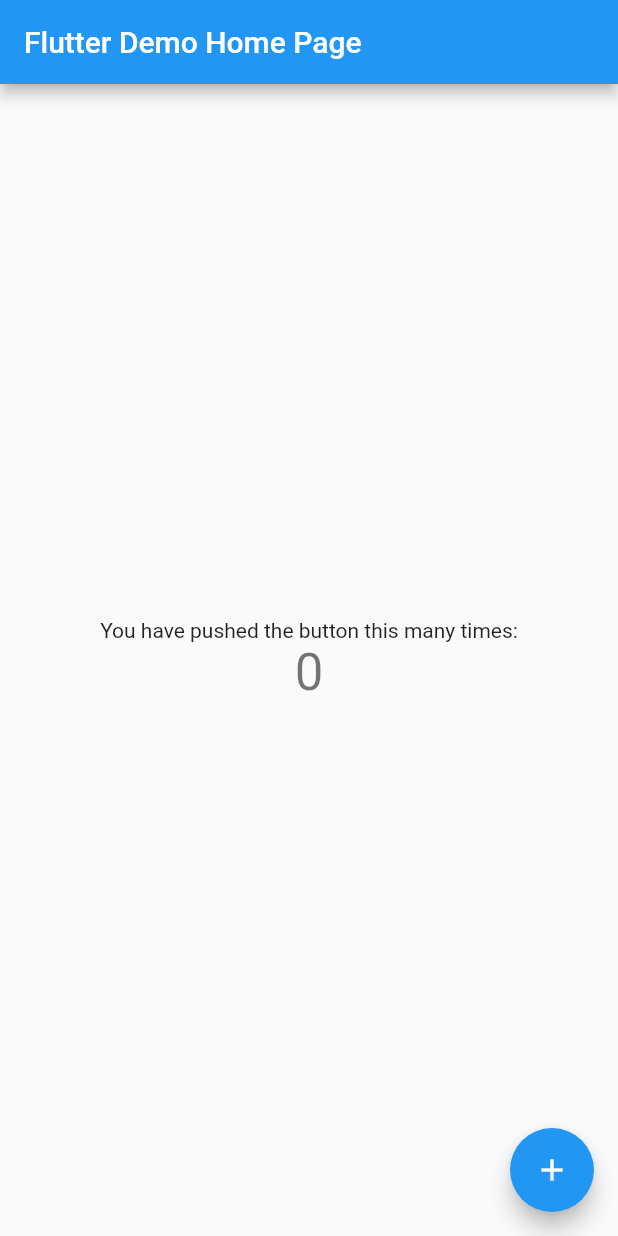
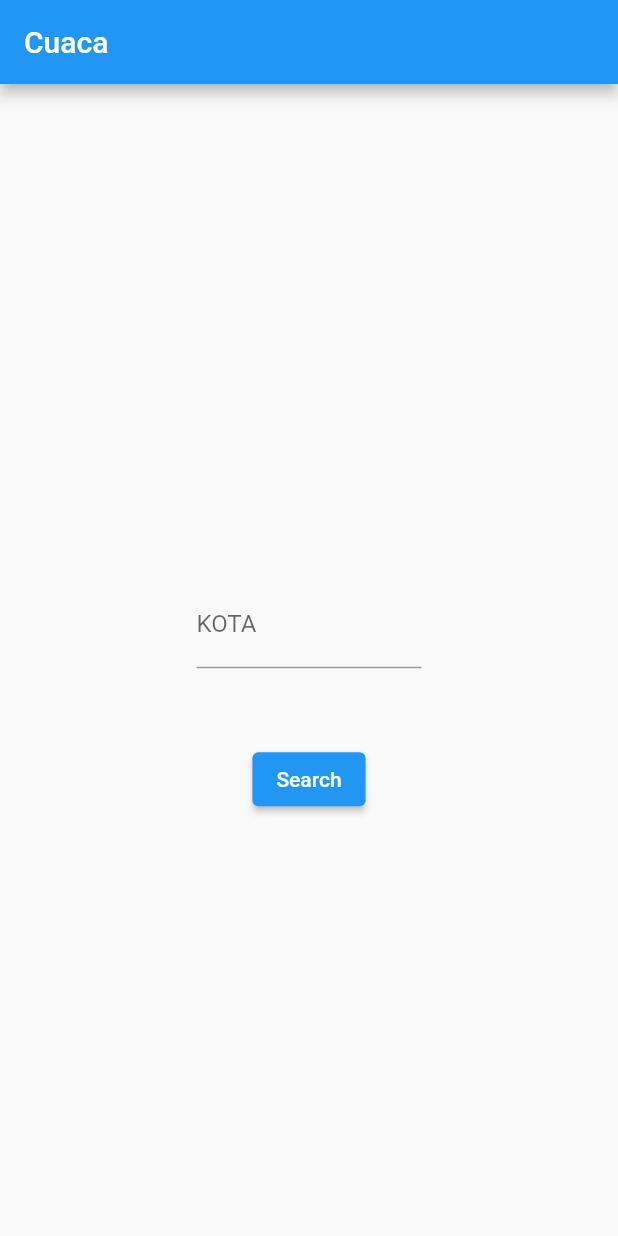
Before and after one commit to Syahrulr26/191011401071_8, a Flutter app: the screen it shows after launch, on a phone screen of 412 x 824 dp. Run offline on Flutter 3.47's test engine with Material 2 defaults, Android fonts, the phone set to English and light mode, and no system bars.

Commit message:
Add files via upload

```diff
--- a/lib/main.dart
+++ b/lib/main.dart
@@ -1,3 +1,5 @@
+import 'package:cuaca/data.dart';
+import 'package:cuaca/weather.dart';
 import 'package:flutter/material.dart';
 
 void main() {
@@ -7,109 +9,73 @@ void main() {
 class MyApp extends StatelessWidget {
   const MyApp({Key? key}) : super(key: key);
 
-  // This widget is the root of your application.
   @override
   Widget build(BuildContext context) {
-    return MaterialApp(
-      title: 'Flutter Demo',
-      theme: ThemeData(
-        // This is the theme of your application.
-        //
-        // Try running your application with "flutter run". You'll see the
-        // application has a blue toolbar. Then, without quitting the app, try
-        // changing the primarySwatch below to Colors.green and then invoke
-        // "hot reload" (press "r" in the console where you ran "flutter run",
-        // or simply save your changes to "hot reload" in a Flutter IDE).
-        // Notice that the counter didn't reset back to zero; the application
-        // is not restarted.
-        primarySwatch: Colors.blue,
-      ),
-      home: const MyHomePage(title: 'Flutter Demo Home Page'),
+    return const MaterialApp(
+      home: MainPage(),
     );
   }
 }
 
-class MyHomePage extends StatefulWidget {
-  const MyHomePage({Key? key, required this.title}) : super(key: key);
-
-  // This widget is the home page of your application. It is stateful, meaning
-  // that it has a State object (defined below) that contains fields that affect
-  // how it looks.
-
-  // This class is the configuration for the state. It holds the values (in this
-  // case the title) provided by the parent (in this case the App widget) and
-  // used by the build method of the State. Fields in a Widget subclass are
-  // always marked "final".
-
-  final String title;
+class MainPage extends StatefulWidget {
+  const MainPage({
+    Key? key,
+  }) : super(key: key);
 
   @override
-  State<MyHomePage> createState() => _MyHomePageState();
+  State<MainPage> createState() => _MainPageState();
 }
 
-class _MyHomePageState extends State<MyHomePage> {
-  int _counter = 0;
-
-  void _incrementCounter() {
-    setState(() {
-      // This call to setState tells the Flutter framework that something has
-      // changed in this State, which causes it to rerun the build method below
-      // so that the display can reflect the updated values. If we changed
-      // _counter without calling setState(), then the build method would not be
-      // called again, and so nothing would appear to happen.
-      _counter++;
-    });
-  }
-
+class _MainPageState extends State<MainPage> {
+  TextEditingController controller = TextEditingController();
+  DataService dataService = DataService();
+  Weather weather = Weather();
+  bool isFetch = false;
   @override
   Widget build(BuildContext context) {
-    // This method is rerun every time setState is called, for instance as done
-    // by the _incrementCounter method above.
-    //
-    // The Flutter framework has been optimized to make rerunning build methods
-    // fast, so that you can just rebuild anything that needs updating rather
-    // than having to individually change instances of widgets.
     return Scaffold(
       appBar: AppBar(
-        // Here we take the value from the MyHomePage object that was created by
-        // the App.build method, and use it to set our appbar title.
-        title: Text(widget.title),
+        title: Text('Cuaca'),
       ),
       body: Center(
-        // Center is a layout widget. It takes a single child and positions it
-        // in the middle of the parent.
         child: Column(
-          // Column is also a layout widget. It takes a list of children and
-          // arranges them vertically. By default, it sizes itself to fit its
-          // children horizontally, and tries to be as tall as its parent.
-          //
-          // Invoke "debug painting" (press "p" in the console, choose the
-          // "Toggle Debug Paint" action from the Flutter Inspector in Android
-          // Studio, or the "Toggle Debug Paint" command in Visual Studio Code)
-          // to see the wireframe for each widget.
-          //
-          // Column has various properties to control how it sizes itself and
-          // how it positions its children. Here we use mainAxisAlignment to
-          // center the children vertically; the main axis here is the vertical
-          // axis because Columns are vertical (the cross axis would be
-          // horizontal).
           mainAxisAlignment: MainAxisAlignment.center,
-          children: <Widget>[
-            const Text(
-              'You have pushed the button this many times:',
+          children: [
+            isFetch
+                ? Column(
+                    children: [
+                      Image.network(
+                          'http://openweathermap.org/img/wn/${weather.icon}@2x.png'),
+                      Text(
+                        '${weather.temp}°',
+                        style: Theme.of(context).textTheme.headline2,
+                      ),
+                      Text(
+                        weather.description,
+                        style: Theme.of(context).textTheme.headline4,
+                      )
+                    ],
+                  )
+                : SizedBox(),
+            Container(
+              width: 150,
+              padding: EdgeInsets.symmetric(vertical: 50),
+              child: TextField(
+                controller: controller,
+                textAlign: TextAlign.center,
+                decoration: InputDecoration(labelText: 'KOTA'),
+              ),
             ),
-            Text(
-              '$_counter',
-              style: Theme.of(context).textTheme.headline4,
-            ),
+            ElevatedButton(
+                onPressed: () async {
+                  isFetch = true;
+                  weather = await dataService.fetchData(controller.text);
+                  setState(() {});
+                },
+                child: Text('Search'))
           ],
         ),
       ),
-      floatingActionButton: FloatingActionButton(
-        onPressed: _incrementCounter,
-        tooltip: 'Increment',
-        child: const Icon(Icons.add),
-      ), // This trailing comma makes auto-formatting nicer for build methods.
     );
   }
 }
--- /dev/null
+++ b/lib/weather.dart
@@ -0,0 +1,35 @@
+class Weather {
+  final String name;
+  final String description;
+  final String icon;
+  final double temp;
+
+  Weather(
+      {this.name = '', this.description = '', this.icon = '', this.temp = 0});
+
+  factory Weather.fromJson(Map<String, dynamic> json) {
+    return Weather(
+        name: json['name'] ?? '',
+        description: json['weather'][0]['description'] ?? '',
+        icon: json['weather'][0]['icon'] ?? '',
+        temp: json['main']['temp'] ?? 0);
+  }
+}
+
+
+
+/*
+{
+  },
+  "weather": [
+    {
+      "description": "clear sky",
+      "icon": "01d"
+    }
+  ],
+  "main": {
+    "temp": 282.55,
+  },
+  "name": "Mountain View",
+  }
+*/
```
Also changed, not shown: lib/data.dart (added, +28 -0 lines).
